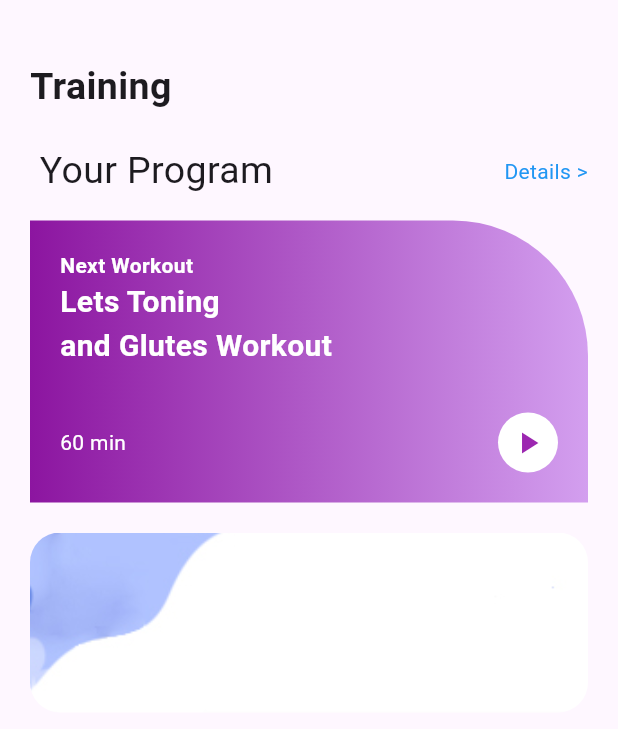
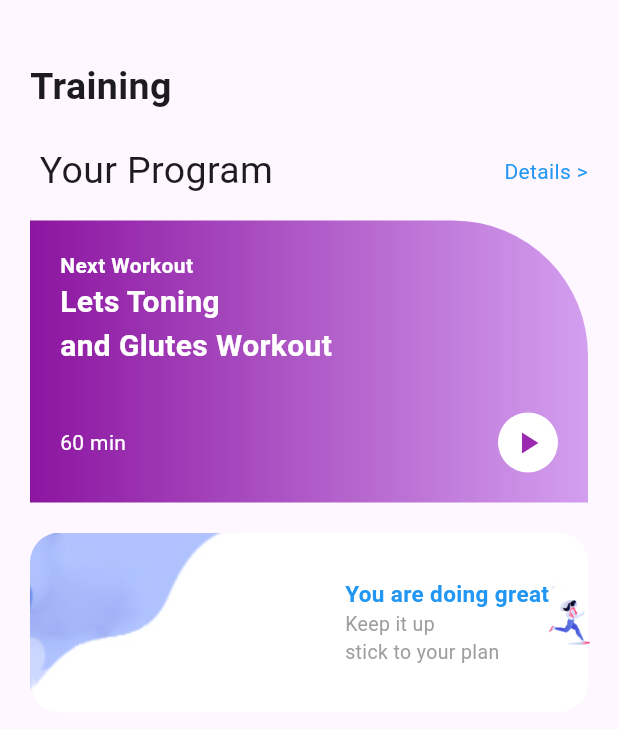
Before and after one commit to BungaDOR/mobile_programming2025, a Flutter app: the screen it shows after launch, on a phone screen of 412 x 824 dp. Shown: the top 729 px of the screen. Run offline on Flutter 3.47's test engine with Material 3 defaults, Android fonts, the phone set to English and light mode, and no system bars.

Commit message:
tambah teks

```diff
--- a/lib/tugas/quiz_1.dart
+++ b/lib/tugas/quiz_1.dart
@@ -86,7 +86,24 @@ class quiz_1 extends StatelessWidget {
                             child: Row(
                               crossAxisAlignment: CrossAxisAlignment.center,
                               children: [
-                                SizedBox(width: 50,)
+                                SizedBox(width: 200,),
+                                Column(
+                                  crossAxisAlignment: CrossAxisAlignment.start,
+                                  mainAxisAlignment: MainAxisAlignment.center,
+                                  children: [
+                                    Text("You are doing great",
+                                    style: TextStyle(fontWeight: FontWeight.bold, fontSize: 15,
+                                    color: Colors.blue),
+                                    ),
+                                    Text("Keep it up",
+                                    style: TextStyle(fontSize: 13, color: Colors.grey),
+                                    ),
+                                    Text("stick to your plan",
+                                    style: TextStyle(fontSize: 13, color: Colors.grey),),
+                                  ],
+                                ),
+                                Positioned(top: 0, left: 0,
+                                child: Image.asset("gambar/figure1.png", height: 30,),)
                               ],
                             ),
                       ),
```
